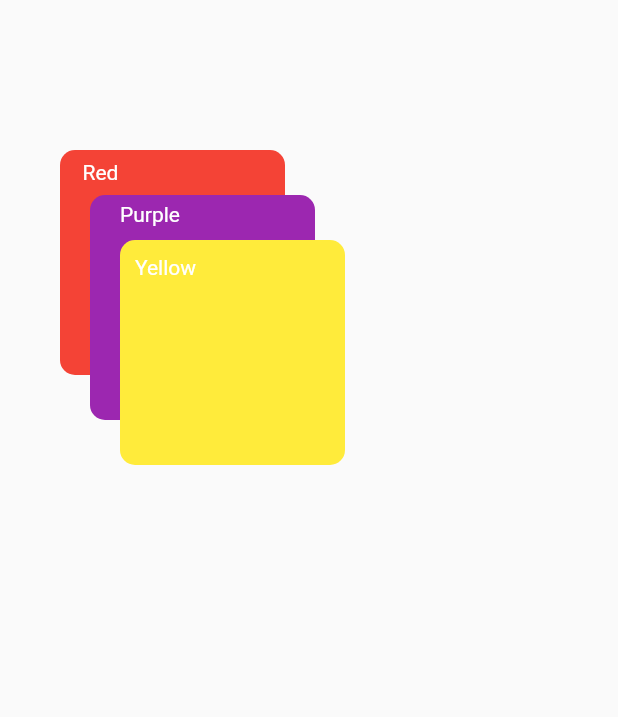
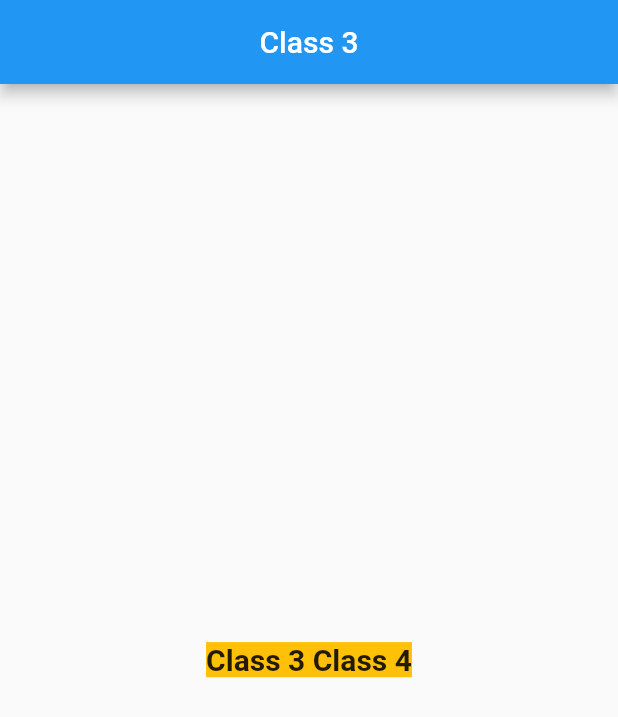
Before and after one commit to vatiza/Flutter_Widgets_Learning, a Flutter app: the screen it shows after launch, on a phone screen of 412 x 824 dp. Shown: the top 717 px of the screen. Run offline on Flutter 3.47's test engine with Material 2 defaults, Android fonts, the phone set to English and light mode, and no system bars; our stand-ins replace google_fonts; Roboto replaces fonts that are missing (Actor).

Commit message:
update appbar title center

```diff
--- a/lib/main.dart
+++ b/lib/main.dart
@@ -1,4 +1,6 @@
 import 'package:flutter/material.dart';
+
+import 'package:google_fonts/google_fonts.dart';
 
 void main() => runApp(MyApp());
 
@@ -8,69 +10,19 @@ class MyApp extends StatelessWidget {
     return MaterialApp(
       debugShowCheckedModeBanner: false,
       home: Scaffold(
+        appBar: AppBar(
+          title: Text('Class 3'),
+          centerTitle: true,
+        ),
         body: Center(
-          child: Stack(
-            children: [
-              Positioned(
-                top: 100,
-                left: 40,
-                width: 150,
-                height: 150,
-                child: Container(
-                  decoration: BoxDecoration(
-                    color: Colors.red,
-                    borderRadius: BorderRadius.circular(
-                      10,
-                    ),
-                  ),
-                  padding: EdgeInsets.only(top: 7, left: 15),
-                  child: Text(
-                    'Red',
-                    style: TextStyle(color: Colors.white),
-                  ),
-                ),
-              ),
-              //2nd box
-              Positioned(
-                top: 130,
-                left: 60,
-                width: 150,
-                height: 150,
-                child: Container(
-                  decoration: BoxDecoration(
-                    color: Colors.purple,
-                    borderRadius: BorderRadius.circular(
-                      10,
-                    ),
-                  ),
-                  padding: EdgeInsets.only(top: 5, left: 20),
-                  child: Text(
-                    'Purple',
-                    style: TextStyle(color: Colors.white),
-                  ),
-                ),
-              ),
-              // 3rd box
-              Positioned(
-                top: 160,
-                left: 80,
-                width: 150,
-                height: 150,
-                child: Container(
-                  decoration: BoxDecoration(
-                    color: Colors.yellow,
-                    borderRadius: BorderRadius.circular(
-                      10,
-                    ),
-                  ),
-                  padding: EdgeInsets.only(top: 10, left: 10),
-                  child: Text(
-                    'Yellow',
-                    style: TextStyle(color: Colors.white),
-                  ),
-                ),
-              ),
-            ],
+          child: Text(
+            'Class 3 Class 4',
+            style: GoogleFonts.actor(
+              textStyle: TextStyle(
+                  backgroundColor: Colors.amber,
+                  fontWeight: FontWeight.bold,
+                  fontSize: 20),
+            ),
           ),
         ),
       ),
```
